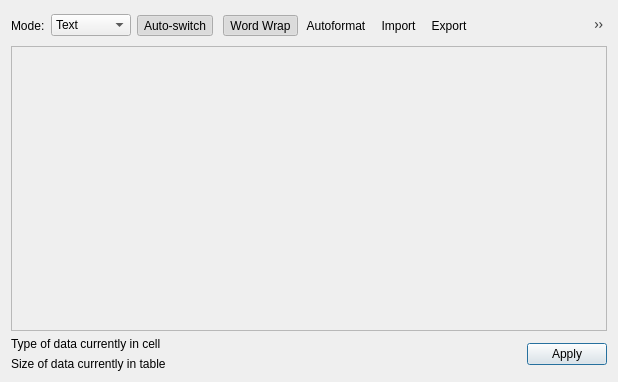
The window that src/EditDialog.ui (sqlitebrowser/sqlitebrowser) describes before a commit, drawn with Qt 5.
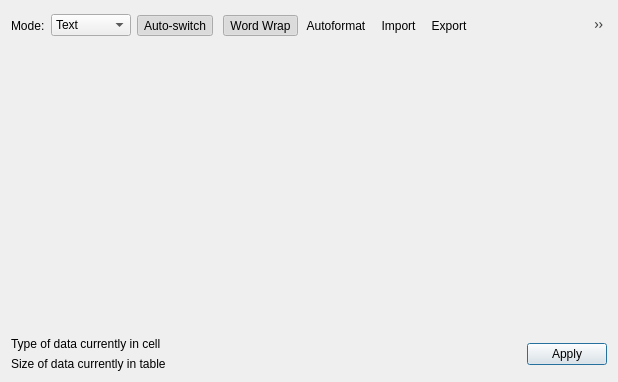
The same window after the commit. The open tabs and pages were chosen to show the change. Icons and pictures are not drawn.

Commit message:
Move image viewer from EditDialog into a separate class
This does not change any look or functionality but is only a preparation
towards adding more features to the image viewer.

See issue #2029.

```diff
--- a/src/EditDialog.ui
+++ b/src/EditDialog.ui
@@ -168,9 +168,9 @@
        <enum>Qt::ActionsContextMenu</enum>
       </property>
      </widget>
-     <widget class="QScrollArea" name="editorImageScrollArea">
-      <property name="widgetResizable">
-       <bool>true</bool>
+     <widget class="QWidget" name="editorImage">
+      <property name="contextMenuPolicy">
+       <enum>Qt::ActionsContextMenu</enum>
       </property>
       <widget class="QWidget" name="scrollAreaWidgetContents">
        <property name="geometry">
```
Left out of the diff: 53 changed lines with no effect on the pictures. The commit also changes 7 other files.
